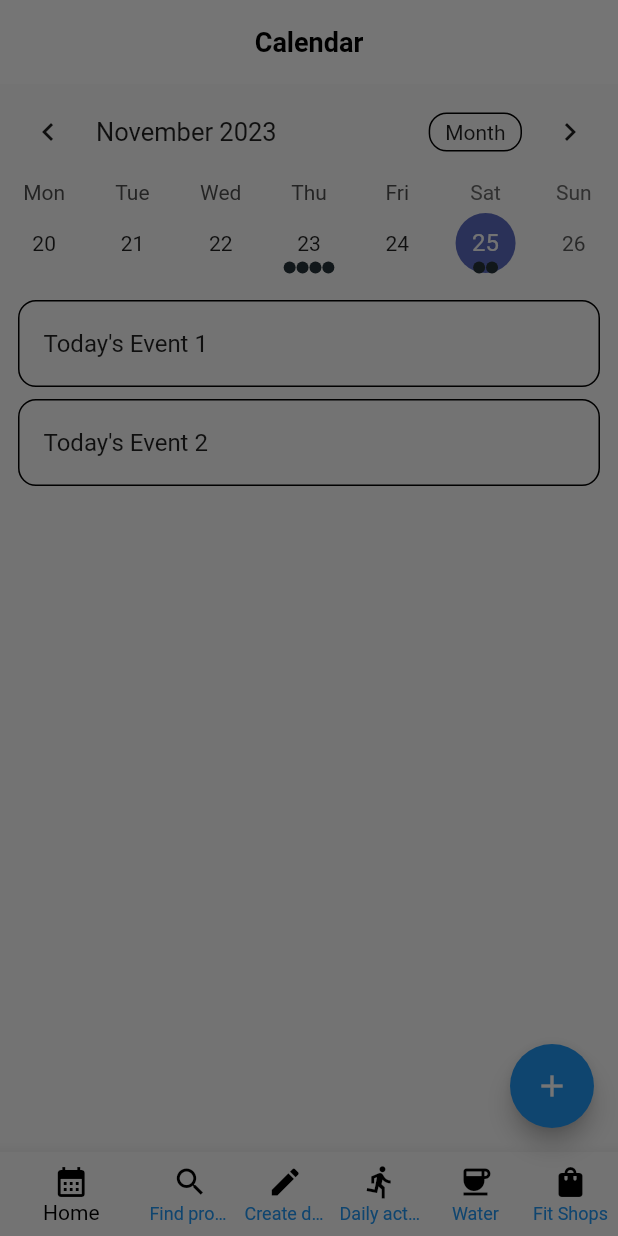
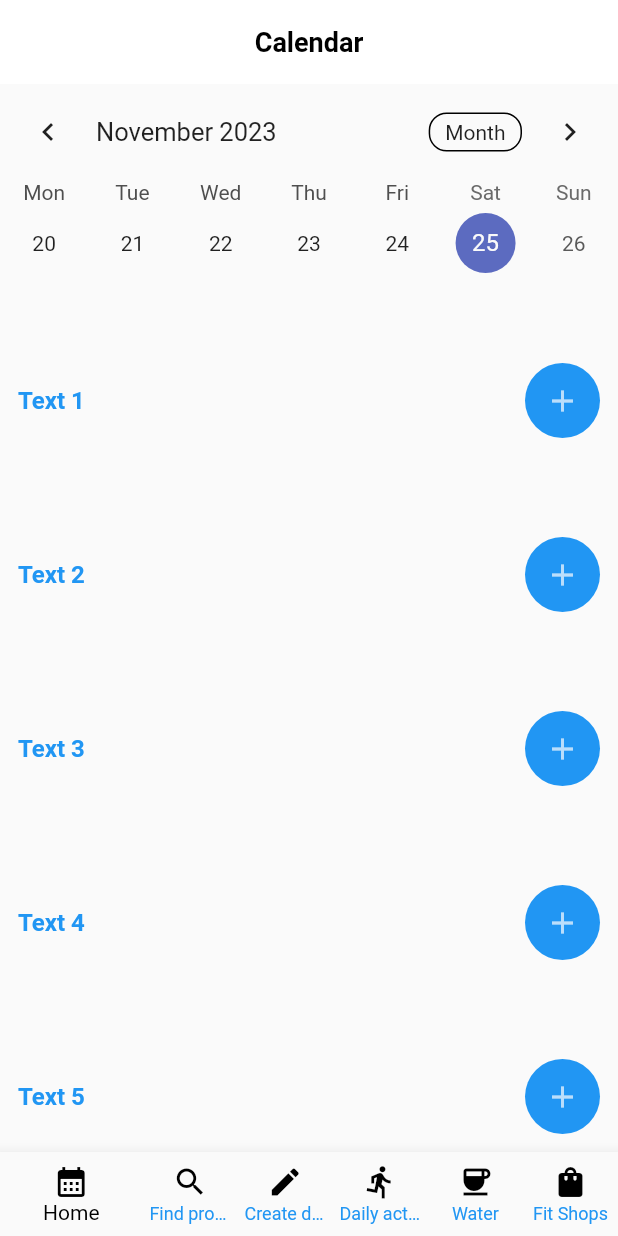
Before and after one commit to hardKokos/23_FitMe, a Flutter app: the screen it shows after launch, after a tap on the "add" icon, on a phone screen of 412 x 824 dp. Run offline on Flutter 3.47's test engine with Material 2 defaults, Android fonts, the phone set to English and light mode, and no system bars; drawn by our look-alikes of table_calendar.

Commit message:
Shortened code and change of idea

```diff
--- a/frontend/fit_me/lib/calendar.dart
+++ b/frontend/fit_me/lib/calendar.dart
@@ -1,18 +1,15 @@
 import 'package:flutter/material.dart';
 import 'package:table_calendar/table_calendar.dart';
-import 'events.dart';
-import 'form.dart';
 
 class EventCalendarPage extends StatefulWidget {
-  const EventCalendarPage({super.key});
+  const EventCalendarPage({Key? key}) : super(key: key);
 
   @override
   _EventCalendarPageState createState() => _EventCalendarPageState();
 }
 
 class _EventCalendarPageState extends State<EventCalendarPage> {
-  late final ValueNotifier<List<Event>> _selectedEvents;
-  CalendarFormat _calendarFormat = CalendarFormat.week; // Can be toggled on/off by longpressing a date
+  CalendarFormat _calendarFormat = CalendarFormat.week;
   DateTime _focusedDay = DateTime.now();
   DateTime? _selectedDay;
   int _currentIndex = 0;
@@ -20,20 +17,7 @@ class _EventCalendarPageState extends State<EventCalendarPage> {
   @override
   void initState() {
     super.initState();
-
     _selectedDay = _focusedDay;
-    _selectedEvents = ValueNotifier(_getEventsForDay(_selectedDay!));
-  }
-
-  @override
-  void dispose() {
-    _selectedEvents.dispose();
-    super.dispose();
-  }
-
-  List<Event> _getEventsForDay(DateTime day) {
-    // Implementation example
-    return kEvents[day] ?? [];
   }
 
   void _onDaySelected(DateTime selectedDay, DateTime focusedDay) {
@@ -42,50 +26,21 @@ class _EventCalendarPageState extends State<EventCalendarPage> {
         _selectedDay = selectedDay;
         _focusedDay = focusedDay;
       });
-
-      _selectedEvents.value = _getEventsForDay(selectedDay);
     }
   }
 
-  @override
-  Widget build(BuildContext context) {
-    return Scaffold(
-      appBar: AppBar(
-        title: const Text(
-          'Calendar',
-          style: TextStyle(
-            fontSize: 18,
-            fontWeight: FontWeight.bold,
-            color: Colors.black
-          ),
-          ),
-        backgroundColor: Colors.white,
-        centerTitle: true,
-        elevation: 0.0,
-      ),
-      floatingActionButton: FloatingActionButton(
-        onPressed: () {
-          // Add onPressed event
-          showModalBottomSheet(
-            context: context,
-            builder: (BuildContext context) {
-              return CustomForm();
-            },
-          );
-        },
-        child: const Icon(Icons.add),
-      ),
-      bottomNavigationBar: BottomNavigationBar(
+  Widget buildBottomNavigationBar() {
+    return BottomNavigationBar(
       currentIndex: _currentIndex,
       showUnselectedLabels: true,
       selectedItemColor: Colors.black,
       unselectedItemColor: Colors.blue,
-        onTap: (int index){
+      onTap: (int index) {
         setState(() {
           _currentIndex = index;
         });
       },
-        items: [
+      items: const [
         BottomNavigationBarItem(
           icon: Icon(
             Icons.calendar_month,
@@ -112,7 +67,7 @@ class _EventCalendarPageState extends State<EventCalendarPage> {
             Icons.directions_run,
             color: Colors.black,
           ),
-            label: 'Daily activites',
+          label: 'Daily activities',
         ),
         BottomNavigationBarItem(
           icon: Icon(
@@ -129,16 +84,70 @@ class _EventCalendarPageState extends State<EventCalendarPage> {
           label: 'Fit Shops',
         ),
       ],
+    );
+  }
+
+  Widget buildRow(String text) {
+    return Row(
+      mainAxisAlignment: MainAxisAlignment.spaceBetween,
+      children: [
+        Padding(
+          padding: const EdgeInsets.all(12.0),
+          child: Text(
+            text,
+            style: const TextStyle(
+              fontSize: 16,
+              fontWeight: FontWeight.bold,
+              color: Colors.blue,
             ),
+          ),
+        ),
+        Padding(
+          padding: const EdgeInsets.all(12.0),
+          child: CircleAvatar(
+            radius: 25,
+            backgroundColor: Colors.blue,
+            child: IconButton(
+              onPressed: () {},
+              icon: const Icon(Icons.add),
+            ),
+          ),
+        ),
+      ],
+    );
+  }
+
+  @override
+  Widget build(BuildContext context) {
+    DateTime threeYearsAgo =
+        DateTime.now().subtract(const Duration(days: 3 * 365));
+    DateTime threeYearsForth =
+        DateTime.now().add(const Duration(days: 3 * 365));
+
+    return Scaffold(
+      appBar: AppBar(
+        title: const Text(
+          'Calendar',
+          style: TextStyle(
+            fontSize: 18,
+            fontWeight: FontWeight.bold,
+            color: Colors.black,
+          ),
+        ),
+        backgroundColor: Colors.white,
+        centerTitle: true,
+        elevation: 0.0,
+      ),
+      bottomNavigationBar: buildBottomNavigationBar(),
       body: Column(
+        mainAxisAlignment: MainAxisAlignment.spaceBetween,
         children: [
-          TableCalendar<Event>(
-            firstDay: kFirstDay,
-            lastDay: kLastDay,
+          TableCalendar(
+            firstDay: threeYearsAgo,
+            lastDay: threeYearsForth,
             focusedDay: _focusedDay,
             selectedDayPredicate: (day) => isSameDay(_selectedDay, day),
             calendarFormat: _calendarFormat,
-            eventLoader: _getEventsForDay,
             startingDayOfWeek: StartingDayOfWeek.monday,
             onDaySelected: _onDaySelected,
             onFormatChanged: (format) {
@@ -152,33 +161,11 @@ class _EventCalendarPageState extends State<EventCalendarPage> {
               _focusedDay = focusedDay;
             },
           ),
-          const SizedBox(height: 8.0),
-          Expanded(
-            child: ValueListenableBuilder<List<Event>>(
-              valueListenable: _selectedEvents,
-              builder: (context, value, _) {
-                return ListView.builder(
-                  itemCount: value.length,
-                  itemBuilder: (context, index) {
-                    return Container(
-                      margin: const EdgeInsets.symmetric(
-                        horizontal: 12.0,
-                        vertical: 4.0,
-                      ),
-                      decoration: BoxDecoration(
-                        border: Border.all(),
-                        borderRadius: BorderRadius.circular(12.0),
-                      ),
-                      child: ListTile(
-                        onTap: () => print('${value[index]}'), //edit option
-                        title: Text('${value[index]}'),
-                      ),
-                    );
-                  },
-                );
-              },
-            ),
-          ),
+          buildRow('Text 1'),
+          buildRow('Text 2'),
+          buildRow('Text 3'),
+          buildRow('Text 4'),
+          buildRow('Text 5'),
         ],
       ),
     );
--- a/frontend/fit_me/lib/events.dart
+++ /dev/null
@@ -1,46 +0,0 @@
-import 'dart:collection';
-import 'package:table_calendar/table_calendar.dart';
-
-
-class Event {
-  final String title;
-
-  const Event(this.title);
-
-  @override
-  String toString() => title;
-}
-
-int getHashCode(DateTime key) {
-  return key.day * 1000000 + key.month * 10000 + key.year;
-}
-
-final kEvents = LinkedHashMap<DateTime, List<Event>>(
-  equals: isSameDay,
-  hashCode: getHashCode,
-)..addAll(_kEventSource);
-
-//Delete random events
-final _kEventSource = Map.fromIterable(List.generate(50, (index) => index),
-    key: (item) => DateTime.utc(kFirstDay.year, kFirstDay.month, item * 5),
-    value: (item) => List.generate(
-        item % 4 + 1, (index) => Event('Event $item | ${index + 1}')))
-  ..addAll({
-    kToday: [
-      Event('Today\'s Event 1'),
-      Event('Today\'s Event 2'),
-    ],
-  });
-
-  /// Returns a list of [DateTime] objects from [first] to [last], inclusive.
-List<DateTime> daysInRange(DateTime first, DateTime last) {
-  final dayCount = last.difference(first).inDays + 1;
-  return List.generate(
-    dayCount,
-    (index) => DateTime.utc(first.year, first.month, first.day + index),
-  );
-}
-
-final kToday = DateTime.now();
-final kFirstDay = DateTime(kToday.year, kToday.month - 3, kToday.day);
-final kLastDay = DateTime(kToday.year, kToday.month + 3, kToday.day);
--- a/frontend/fit_me/lib/form.dart
+++ /dev/null
@@ -1,31 +0,0 @@
-import 'package:flutter_form_builder/flutter_form_builder.dart';
-import 'package:flutter/material.dart';
-
-class CustomForm extends StatefulWidget {
-  const CustomForm ({Key? key}) : super(key: key);
-
-  @override
-  State<CustomForm> createState() {
-    return _CustomFormState();
-  }
-}
-
-class _CustomFormState extends State<CustomForm> {
-  final _formKey = GlobalKey<FormBuilderState>();
-
-  @override
-  Widget build(BuildContext context) {
-    return SingleChildScrollView(
-      child: Column(
-        children: <Widget>[
-          FormBuilder(
-            key: _formKey,
-            child: Column(
-              // Start creating form
-            ),
-          )
-        ],
-      ),
-    );
-  }
-}
--- a/frontend/fit_me/pubspec.yaml
+++ b/frontend/fit_me/pubspec.yaml
@@ -36,8 +36,6 @@ dependencies:
   # Use with the CupertinoIcons class for iOS style icons.
   cupertino_icons: ^1.0.2
   table_calendar: ^3.0.9
-  flutter_form_builder: ^9.1.1
-  # shared_preferences: ^2.0.15
 
 dev_dependencies:
   flutter_test:
```
Also changed, not shown: frontend/fit_me/pubspec.lock. Lines whose indentation alone changed are shown as unchanged.
